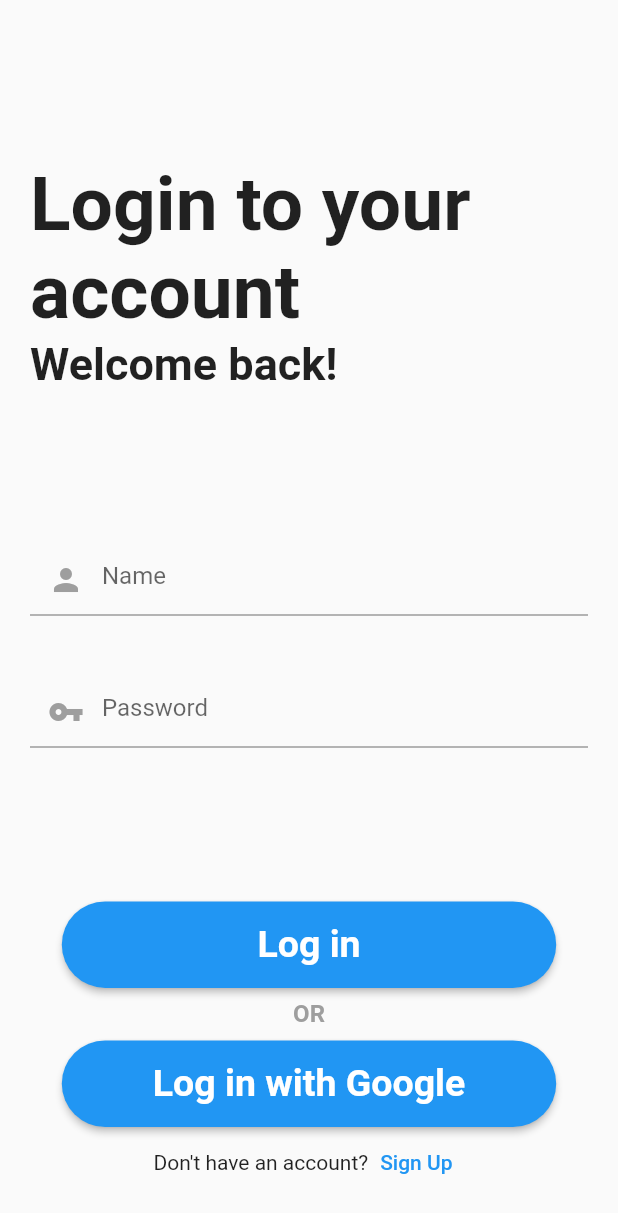
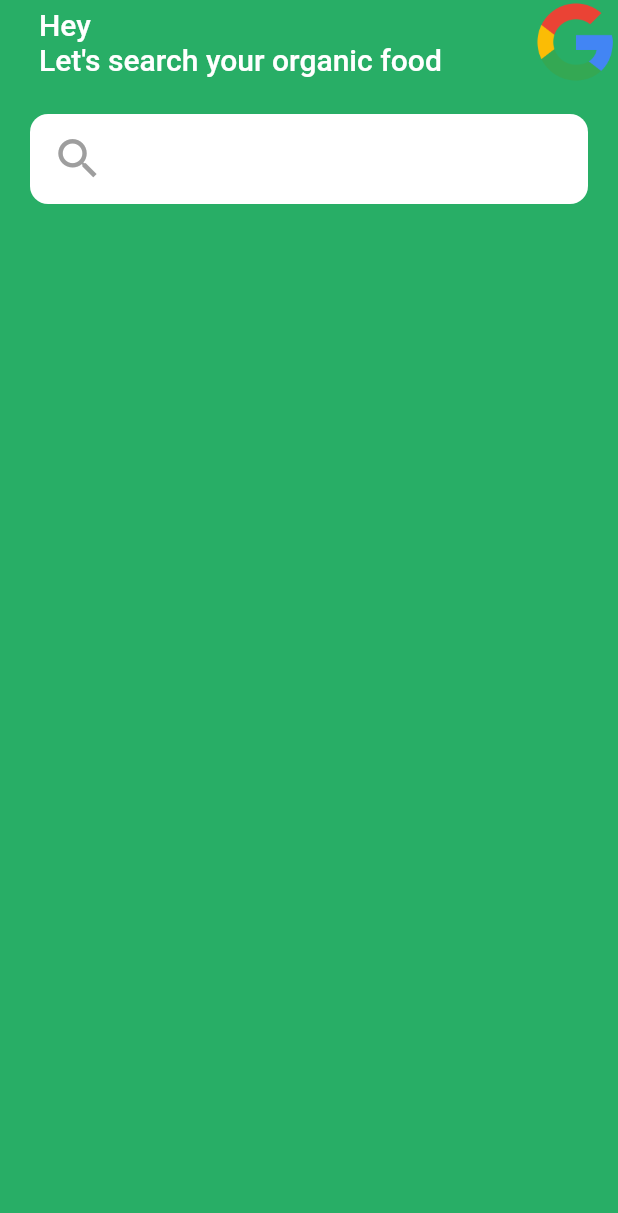
Before and after one commit to mehulsxn/Organic--basket, a Flutter app: the screen it shows after launch, on a phone screen of 412 x 824 dp. Shown: the top 1213 px of the screen. Run offline on Flutter 3.47's test engine with Material 2 defaults, Android fonts, the phone set to English and light mode, and no system bars.

Commit message:
Navigation of the login screens and started the home screen

```diff
--- a/e_commerce_app/lib/main.dart
+++ b/e_commerce_app/lib/main.dart
@@ -1,4 +1,6 @@
+import 'package:e_commerce_app/screens/home_screen.dart';
 import 'package:e_commerce_app/screens/login_screen.dart';
+import 'package:e_commerce_app/screens/signup_screen.dart';
 import 'package:e_commerce_app/screens/welcome_screen.dart';
 import 'package:flutter/material.dart';
 
@@ -11,7 +13,15 @@ class MyApp extends StatelessWidget {
   Widget build(BuildContext context) {
     return MaterialApp(
       debugShowCheckedModeBanner: false,
-      home: LoginScreen(),
+      home:HomeScreen(),
+
+      routes: {
+        './welcome-screen': (ctx)=> WelcomeScreen(),
+        './login-screen': (ctx)=> LoginScreen(),
+        './sign-up-screen': (ctx)=> SignupScreen(),
+
+
+      },
 
     );
   }
--- /dev/null
+++ b/e_commerce_app/lib/screens/home_screen.dart
@@ -0,0 +1,54 @@
+import 'package:e_commerce_app/widgets/constant.dart';
+import 'package:flutter/material.dart';
+
+class HomeScreen extends StatelessWidget {
+  @override
+  Widget build(BuildContext context) {
+    return Scaffold(
+      backgroundColor: KPrimaryColor,
+      appBar: AppBar(
+        elevation: 0,
+        backgroundColor: KPrimaryColor,
+        centerTitle: false,
+        title: Padding(
+          padding: const EdgeInsets.only(left: 10.0),
+          child: Text('Hey\nLet\'s search your organic food'),
+        ),
+        actions: [
+          Container(
+            child: Image.asset('assets/images/googlelogo.png'),
+          ),
+        ],
+      ),
+      body: Column(
+        children: [
+          buildSearchBox(),
+        ],
+      ),
+    );
+  }
+
+  Widget buildSearchBox() {
+    return Container(
+      margin: EdgeInsets.all(20),
+      height: 60,
+      decoration: BoxDecoration(
+        color: Colors.white,
+        borderRadius: BorderRadius.circular(12),
+      ),
+      child: Padding(
+        padding: const EdgeInsets.all(8.0),
+        child: TextField(
+          cursorColor: Colors.grey,
+          decoration: InputDecoration(
+              prefixIcon: Icon(
+                Icons.search,
+                color: Colors.grey,
+                size: 35,
+              ),
+              border: UnderlineInputBorder(borderSide: BorderSide.none)),
+        ),
+      ),
+    );
+  }
+}
--- a/e_commerce_app/pubspec.yaml
+++ b/e_commerce_app/pubspec.yaml
@@ -45,8 +45,9 @@ flutter:
   uses-material-design: true
 
   # To add assets to your application, add an assets section, like this:
-  # assets:
-  #   - images/a_dot_burr.jpeg
+  assets:
+  - assets/images/googlelogo.png
+  #  - images/a_dot_burr.jpeg
   #   - images/a_dot_ham.jpeg
 
   # An image asset can refer to one or more resolution-specific "variants", see
```
Also changed, not shown: e_commerce_app/lib/screens/login_screen.dart (+13 -6 lines), e_commerce_app/lib/screens/signup_screen.dart (+162 -2 lines), e_commerce_app/lib/screens/welcome_screen.dart (+12 -4 lines), e_commerce_app/assets/images/googlelogo.png (added).
